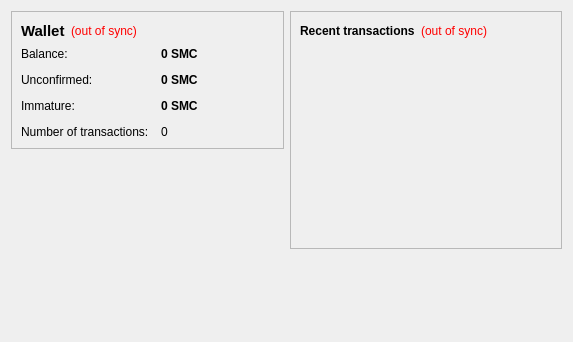
First picture: the form in src/qt/forms/overviewpage.ui, repository 5t4rk/Test-Coin, before the edit.
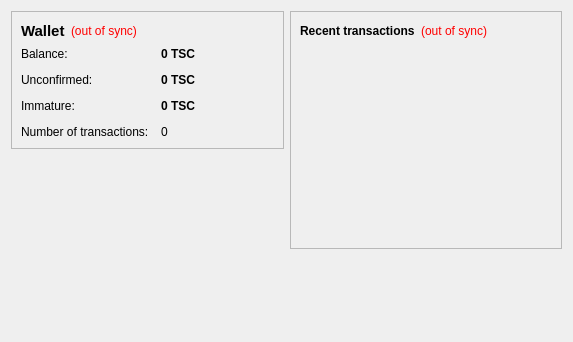
Second picture: the form after the edit.

Patch:
```diff
--- a/src/qt/forms/overviewpage.ui
+++ b/src/qt/forms/overviewpage.ui
@@ -105,7 +105,7 @@
              <string>Your current balance</string>
             </property>
             <property name="text">
-             <string notr="true">0 SMC</string>
+             <string notr="true">0 TSC</string>
             </property>
             <property name="textInteractionFlags">
              <set>Qt::LinksAccessibleByMouse|Qt::TextSelectableByKeyboard|Qt::TextSelectableByMouse</set>
@@ -134,7 +134,7 @@
              <string>Total of transactions that have yet to be confirmed, and do not yet count toward the current balance</string>
             </property>
             <property name="text">
-             <string notr="true">0 SMC</string>
+             <string notr="true">0 TSC</string>
             </property>
             <property name="textInteractionFlags">
              <set>Qt::LinksAccessibleByMouse|Qt::TextSelectableByKeyboard|Qt::TextSelectableByMouse</set>
@@ -177,7 +177,7 @@
              <string>Mined balance that has not yet matured</string>
             </property>
             <property name="text">
-             <string notr="true">0 SMC</string>
+             <string notr="true">0 TSC</string>
             </property>
             <property name="textInteractionFlags">
              <set>Qt::LinksAccessibleByMouse|Qt::TextSelectableByKeyboard|Qt::TextSelectableByMouse</set>
```
Left out of the diff: 4 changed lines with no effect on the pictures.
